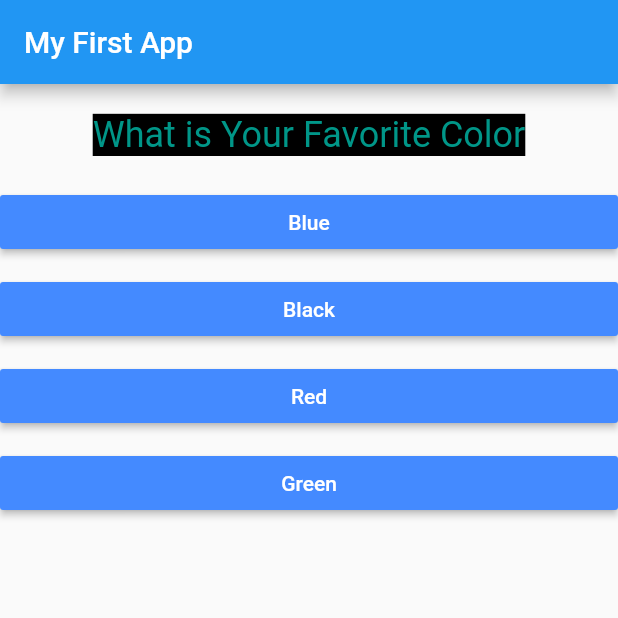
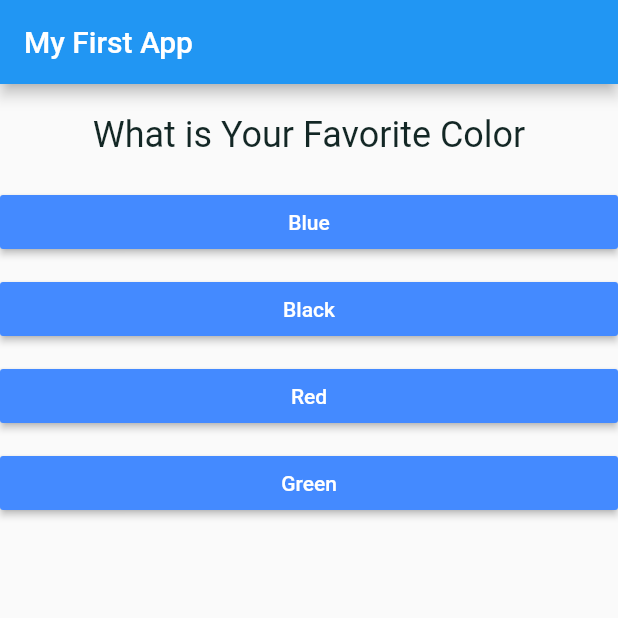
Before and after one commit to hritik7818/personal-expense, a Flutter app: the screen it shows after launch, on a phone screen of 412 x 824 dp, the top half of it. Run offline on Flutter 3.47's test engine with Material 2 defaults, Android fonts, the phone set to English and light mode, and no system bars.

Commit message:
final commmit of first app

```diff
--- a/lib/answer.dart
+++ b/lib/answer.dart
@@ -1,9 +1,9 @@
-// ignore_for_file: prefer_const_constructors, deprecated_member_use
+// ignore_for_file: prefer_const_constructors, deprecated_member_use, use_key_in_widget_constructors, prefer_const_constructors_in_immutables
 
 //  creating custom answer button widget
 import 'package:flutter/material.dart';
 
-class unchangeable extends StatelessWidget {
+class Answer extends StatelessWidget {
   // creating a variable to take a callback function
   // that function has an implementation of setState().
   // this phenomena is known as state pushing.
@@ -20,10 +20,10 @@ class unchangeable extends StatelessWidget {
   // which mean value in right hand side is immutable (unchangeable).
   //a.push("white") is wrong.
 
-  final VoidCallback selectHandler; //declaring run-time constant value.
-  final String buttonText;
+  final selectHandler; //declaring run-time constant value.
+  final Map<String, Object> buttonData;
 
-  unchangeable({required this.selectHandler, required this.buttonText});
+  Answer({required this.selectHandler, required this.buttonData});
 
   @override
   Widget build(BuildContext context) {
@@ -33,12 +33,12 @@ class unchangeable extends StatelessWidget {
       child: RaisedButton(
         color: Colors.blueAccent,
         child: Text(
-          buttonText,
+          buttonData["text"] as String,
           style: TextStyle(
             color: Colors.white,
           ),
         ),
-        onPressed: selectHandler,
+        onPressed: () => selectHandler(buttonData["score"]),
       ),
     );
   }
--- a/lib/main.dart
+++ b/lib/main.dart
@@ -4,8 +4,8 @@
 import "package:flutter/material.dart";
 
 //all data of question.dart file is accessible by import it.
-import "./question.dart";
-import "./answer.dart";
+import "./quiz.dart";
+import "./result.dart";
 
 // main function is an entry point for the application.
 void main() {
@@ -43,47 +43,102 @@ class _MyAppState extends State<MyApp> {
     {
       "question": "What is Your Favorite Color",
       "answer": [
-        "Blue",
-        "Black",
-        "Red",
-        "Green",
+        {
+          "text": "Blue",
+          "score": 10,
+        },
+        {
+          "text": "Black",
+          "score": 30,
+        },
+        {
+          "text": "Red",
+          "score": 15,
+        },
+        {
+          "text": "Green",
+          "score": 5,
+        },
       ],
     },
     {
       "question": "What is Your Favorite Sport",
       "answer": [
-        "Tennis",
-        "Cricket",
-        "Football",
-        "Badminton",
+        {
+          "text": "Tennis",
+          "score": 10,
+        },
+        {
+          "text": "Cricket",
+          "score": 5,
+        },
+        {
+          "text": "Football",
+          "score": 5,
+        },
+        {
+          "text": "Badminton",
+          "score": 10,
+        },
       ],
     },
     {
       "question": "What is Your Favorite Car",
       "answer": [
-        "Lamborghini",
-        "Audi",
-        "Ferrari",
-        "BMW",
+        {
+          "text": "Lamborghini",
+          "score": 5,
+        },
+        {
+          "text": "Audi",
+          "score": 5,
+        },
+        {
+          "text": "Ferrari",
+          "score": 5,
+        },
+        {
+          "text": "BMW",
+          "score": 5,
+        },
       ],
     },
     {
       "question": "What is Your Hobby",
       "answer": [
-        "Singing",
-        "Dancing",
-        "Writing",
-        "Playing",
+        {
+          "text": "Singing",
+          "score": 10,
+        },
+        {
+          "text": "Dancing",
+          "score": 5,
+        },
+        {
+          "text": "Writing",
+          "score": 5,
+        },
+        {
+          "text": "Playing",
+          "score": 5,
+        },
       ],
     },
   ];
-
-  void _handleAnswer() {
+  int _totalScore = 0;
+  void _handleAnswer(int score) {
+    _totalScore += score;
     setState(() {
       _questionIndex++;
     });
   }
 
+  void _resetHandler() {
+    setState(() {
+      _questionIndex = 0;
+      _totalScore = 0;
+    });
+  }
   // Note:
   // When use or define a widget we basically create an object of a class (widget) and in that class their is a build method which is automatically called by the flutter and it return a widget that is displayed on the screen.
 
@@ -109,42 +164,11 @@ class _MyAppState extends State<MyApp> {
         //Note - we can use ternary operator for render Widget conditionally.
         //     - we can also use map method for render Multiple Widget iteratively.
         body: _questionIndex < _questions.length
-            ? Column(
-                children: [
-                  Question(
-                    // Flutter will not consider or not rely that _questions[_questionIndex]["question"] has a string value.
-                    // To Tell the Flutter _questions[_questionIndex]["question"] has a String value we have to write like this (as String)
-
-                    // Note - null safety
-                    // In Current versions of flutter the null safety is enabled. we have to aware of it.
-                    // null safety means when we pass a data to same function or constructor, flutter will not understand the type of data and assume it may be null and give error.
-                    // to resolve this issue , we that variable null acceptable which receives value.
-                    // or make simple variable and give a value with a mark and mark is an exclamation mark (!) which show it's not a null value .
-                    // or define the type of value when sending a data to same function or constructor
-                    // we can define type by using -> as {{data_type}} ex- as int.
-
-                    _questions[_questionIndex]["question"] as String,
-                  ),
-
-                  // Map Method is iterate on all the elements of the List and return a new list.
-                  // as it return a list , as children takes a list and here we put list inside a list ,we want a single list.
-                  //so we use  spreed Operator (...). spreed Operator remove all element of List and put all value of list as a individual elements.
-                  ...(_questions[_questionIndex]["answer"] as List<String>)
-                      .map((e) => unchangeable(
-                            selectHandler: _handleAnswer,
-                            buttonText: e,
-                          ))
-                      .toList()
-                ],
-              )
-            : Center(
-                child: Text(
-                  "You did it !",
-                  style: TextStyle(
-                    fontSize: 30,
-                  ),
-                ),
-              ),
+            ? Quiz(
+                handleAnswer: _handleAnswer,
+                questionIndex: _questionIndex,
+                questions: _questions)
+            : Result(_totalScore, _resetHandler),
       ),
     );
   }
--- a/lib/question.dart
+++ b/lib/question.dart
@@ -1,4 +1,4 @@
-// ignore_for_file: prefer_const_constructors
+// ignore_for_file: prefer_const_constructors, use_key_in_widget_constructors, prefer_const_constructors_in_immutables
 
 import 'package:flutter/material.dart';
 
@@ -18,8 +18,7 @@ class Question extends StatelessWidget {
         questionText,
         style: TextStyle(
           fontSize: 24,
-          color: Colors.teal,
-          backgroundColor: Colors.black,
+          color: Color.fromARGB(255, 19, 39, 37),
         ),
         textAlign: TextAlign.center,
       ),
--- /dev/null
+++ b/lib/quiz.dart
@@ -0,0 +1,50 @@
+// ignore_for_file: use_key_in_widget_constructors, prefer_const_constructors_in_immutables
+
+import "package:flutter/material.dart";
+
+import './question.dart';
+import './answer.dart';
+
+class Quiz extends StatelessWidget {
+  final List<Map<String, Object>> questions;
+  final int questionIndex;
+  final handleAnswer;
+
+  Quiz({
+    required this.questions,
+    required this.questionIndex,
+    required this.handleAnswer,
+  });
+
+  @override
+  Widget build(BuildContext context) {
+    return Column(
+      children: [
+        Question(
+          // Flutter will not consider or not rely that _questions[_questionIndex]["question"] has a string value.
+          // To Tell the Flutter _questions[_questionIndex]["question"] has a String value we have to write like this (as String)
+
+          // Note - null safety
+          // In Current versions of flutter the null safety is enabled. we have to aware of it.
+          // null safety means when we pass a data to same function or constructor, flutter will not understand the type of data and assume it may be null and give error.
+          // to resolve this issue , we that variable null acceptable which receives value.
+          // or make simple variable and give a value with a mark and mark is an exclamation mark (!) which show it's not a null value .
+          // or define the type of value when sending a data to same function or constructor
+          // we can define type by using -> as {{data_type}} ex- as int.
+
+          questions[questionIndex]["question"] as String,
+        ),
+
+        // Map Method is iterate on all the elements of the List and return a new list.
+        // as it return a list , as children takes a list and here we put list inside a list ,we want a single list.
+        //so we use  spreed Operator (...). spreed Operator remove all element of List and put all value of list as a individual elements.
+        ...(questions[questionIndex]["answer"] as List<Map<String, Object>>)
+            .map((answerData) => Answer(
+                  selectHandler: handleAnswer,
+                  buttonData: answerData,
+                ))
+            .toList()
+      ],
+    );
+  }
+}
--- /dev/null
+++ b/lib/result.dart
@@ -0,0 +1,49 @@
+// ignore_for_file: prefer_const_constructors, prefer_typing_uninitialized_variables, use_key_in_widget_constructors, prefer_const_constructors_in_immutables, deprecated_member_use
+
+import 'package:flutter/material.dart';
+
+class Result extends StatelessWidget {
+  final score;
+  final VoidCallback resetHandler;
+  Result(this.score, this.resetHandler);
+
+  String get resultText {
+    String result;
+    if (score <= 20) {
+      result = "You are awesome and innocent";
+    } else if (score <= 30) {
+      result = "You are pretty nicer";
+    } else if (score <= 40) {
+      result = "You are strange";
+    } else {
+      result = "You are bad";
+    }
+    return result;
+  }
+
+  @override
+  Widget build(BuildContext context) {
+    return Center(
+      child: Column(
+        mainAxisAlignment: MainAxisAlignment.center,
+        children: [
+          Text(
+            resultText,
+            style: TextStyle(
+              fontSize: 30,
+            ),
+            textAlign: TextAlign.center,
+          ),
+          FlatButton(
+            child: Text(
+              "Reset Quiz",
+              style: TextStyle(fontSize: 20),
+            ),
+            textColor: Colors.blue,
+            onPressed: resetHandler,
+          )
+        ],
+      ),
+    );
+  }
+}
```
